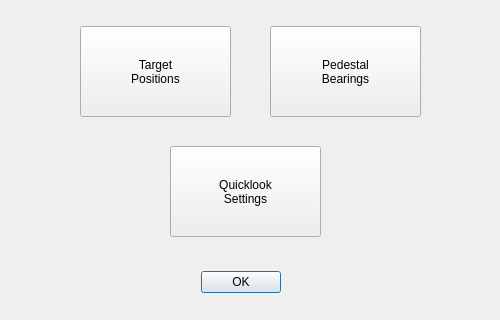
Old version of the form src/headerfilewindow.ui in the repository nextrad/cnc_controller; both pictures show x 0 to 500 and y 334 to 654 of the 500 by 654 pixel window.
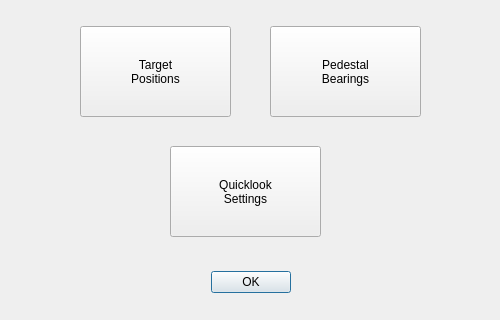
New version of the form.

What changed in the file:
```diff
--- a/src/headerfilewindow.ui
+++ b/src/headerfilewindow.ui
@@ -16,7 +16,7 @@
   <widget class="QDialogButtonBox" name="buttonBox">
    <property name="geometry">
     <rect>
-     <x>200</x>
+     <x>210</x>
      <y>600</y>
      <width>81</width>
      <height>32</height>
```
